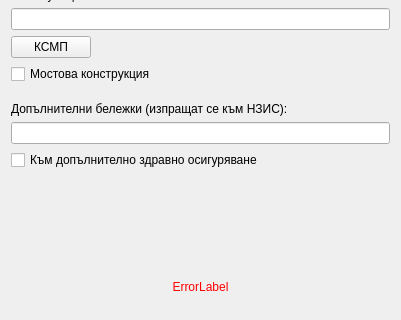
Above: src/View/SubWidgets/CommonFields.ui from thefinalcutbg/DinoDent before the change; both pictures show x 0 to 401 and y 89 to 409 of the 401 by 497 pixel window. Below: the same form after it.
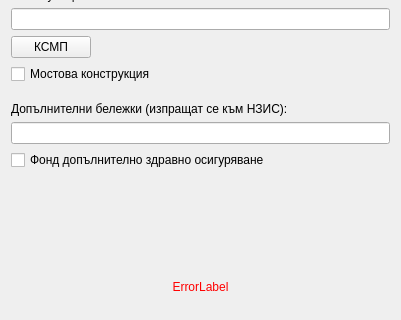
That is the form after the change. Custom widgets are drawn as their Qt base class.

The edit to the form file:
```diff
--- a/src/View/SubWidgets/CommonFields.ui
+++ b/src/View/SubWidgets/CommonFields.ui
@@ -161,7 +161,7 @@
    <item>
     <widget class="QCheckBox" name="PHIFcheckbox">
      <property name="text">
-      <string>Към допълнително здравно осигуряване</string>
+      <string>Фонд допълнително здравно осигуряване</string>
      </property>
     </widget>
    </item>
```
